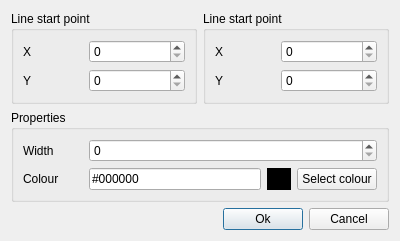
Qt form SimpleCalendarCreator/src/window/object_editor/EditLine.ui (kelvinchin12070811/SimpleCalendarCreator) before a commit.
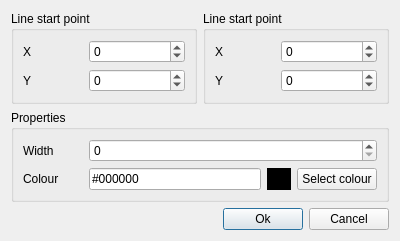
The same form after that commit.

```diff
--- a/SimpleCalendarCreator/src/window/object_editor/EditLine.ui
+++ b/SimpleCalendarCreator/src/window/object_editor/EditLine.ui
@@ -44,7 +44,14 @@
            </widget>
           </item>
           <item>
-           <widget class="QSpinBox" name="spinX1"/>
+           <widget class="QSpinBox" name="spinX1">
+            <property name="minimum">
+             <number>-2147483647</number>
+            </property>
+            <property name="maximum">
+             <number>2147483647</number>
+            </property>
+           </widget>
           </item>
          </layout>
         </item>
@@ -70,7 +77,14 @@
            </widget>
           </item>
           <item>
-           <widget class="QSpinBox" name="spinY1"/>
+           <widget class="QSpinBox" name="spinY1">
+            <property name="minimum">
+             <number>-2147483647</number>
+            </property>
+            <property name="maximum">
+             <number>2147483647</number>
+            </property>
+           </widget>
           </item>
          </layout>
         </item>
@@ -105,7 +119,14 @@
            </widget>
           </item>
           <item>
-           <widget class="QSpinBox" name="spinX2"/>
+           <widget class="QSpinBox" name="spinX2">
+            <property name="minimum">
+             <number>-2147483647</number>
+            </property>
+            <property name="maximum">
+             <number>2147483647</number>
+            </property>
+           </widget>
           </item>
          </layout>
         </item>
@@ -131,7 +152,14 @@
            </widget>
           </item>
           <item>
-           <widget class="QSpinBox" name="spinY2"/>
+           <widget class="QSpinBox" name="spinY2">
+            <property name="minimum">
+             <number>-2147483647</number>
+            </property>
+            <property name="maximum">
+             <number>2147483647</number>
+            </property>
+           </widget>
           </item>
          </layout>
         </item>
```
